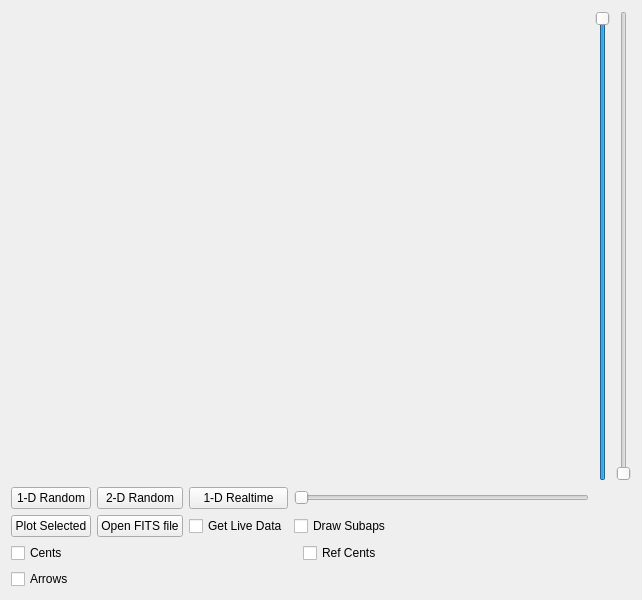
Qt form magicPlot.ui (davetbarr/magicplot) before a commit.
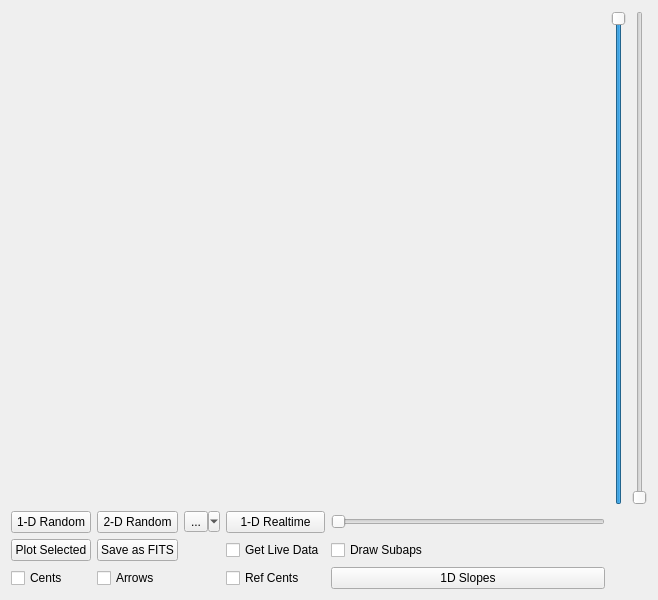
The same form after that commit.

Diff of the .ui file:
```diff
--- a/magicPlot.ui
+++ b/magicPlot.ui
@@ -6,7 +6,7 @@
    <rect>
     <x>0</x>
     <y>0</y>
-    <width>642</width>
+    <width>658</width>
     <height>600</height>
    </rect>
   </property>
@@ -66,7 +66,7 @@
      <property name="horizontalSpacing">
       <number>6</number>
      </property>
-     <item row="1" column="2">
+     <item row="1" column="4">
       <widget class="QCheckBox" name="getLiveData">
        <property name="text">
         <string>Get Live Data</string>
@@ -76,11 +76,11 @@
      <item row="1" column="1">
       <widget class="QPushButton" name="openFitsFile">
        <property name="text">
-        <string>Open FITS file</string>
+        <string>Save as FITS</string>
        </property>
       </widget>
      </item>
-     <item row="0" column="2">
+     <item row="0" column="4">
       <widget class="QPushButton" name="plot1dRealtime">
        <property name="text">
         <string>1-D Realtime</string>
@@ -100,7 +100,7 @@
        </property>
       </widget>
      </item>
-     <item row="0" column="3">
+     <item row="0" column="5">
       <widget class="QSlider" name="bufferSizeSlider">
        <property name="mouseTracking">
         <bool>false</bool>
@@ -132,7 +132,7 @@
        </property>
       </widget>
      </item>
-     <item row="1" column="3">
+     <item row="1" column="5">
       <widget class="QCheckBox" name="subApDraw">
        <property name="text">
         <string>Draw Subaps</string>
@@ -152,31 +152,47 @@
        </property>
       </widget>
      </item>
-    </layout>
-   </item>
-   <item row="2" column="0">
-    <layout class="QGridLayout" name="gridLayout_3">
-     <item row="0" column="0">
+     <item row="2" column="0">
       <widget class="QCheckBox" name="drawCentroids">
        <property name="text">
         <string>Cents</string>
        </property>
       </widget>
      </item>
-     <item row="1" column="0">
+     <item row="2" column="1">
       <widget class="QCheckBox" name="drawArr">
        <property name="text">
         <string>Arrows</string>
        </property>
       </widget>
      </item>
-     <item row="0" column="1">
+     <item row="2" column="4">
       <widget class="QCheckBox" name="drawRefCents">
        <property name="text">
         <string>Ref Cents</string>
        </property>
       </widget>
      </item>
+     <item row="2" column="5">
+      <widget class="QPushButton" name="but1dSlopes">
+       <property name="text">
+        <string>1D Slopes</string>
+       </property>
+      </widget>
+     </item>
+     <item row="0" column="2">
+      <widget class="QToolButton" name="toolButton">
+       <property name="text">
+        <string>...</string>
+       </property>
+       <property name="popupMode">
+        <enum>QToolButton::MenuButtonPopup</enum>
+       </property>
+       <property name="autoRaise">
+        <bool>false</bool>
+       </property>
+      </widget>
+     </item>
     </layout>
    </item>
   </layout>
```
Left out of the diff: 96 changed lines with no effect on the pictures.
